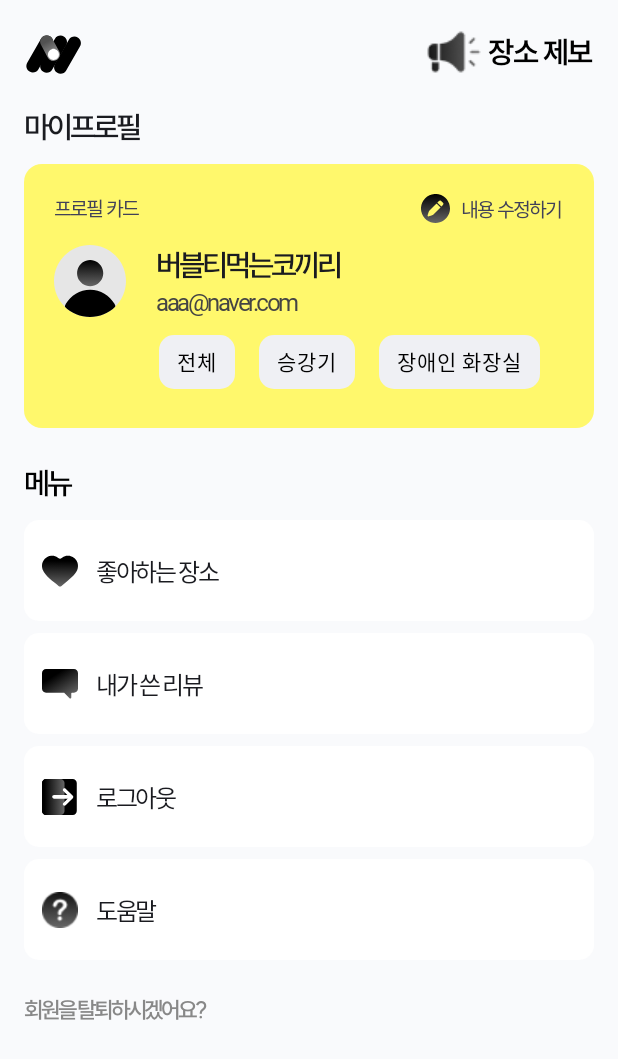
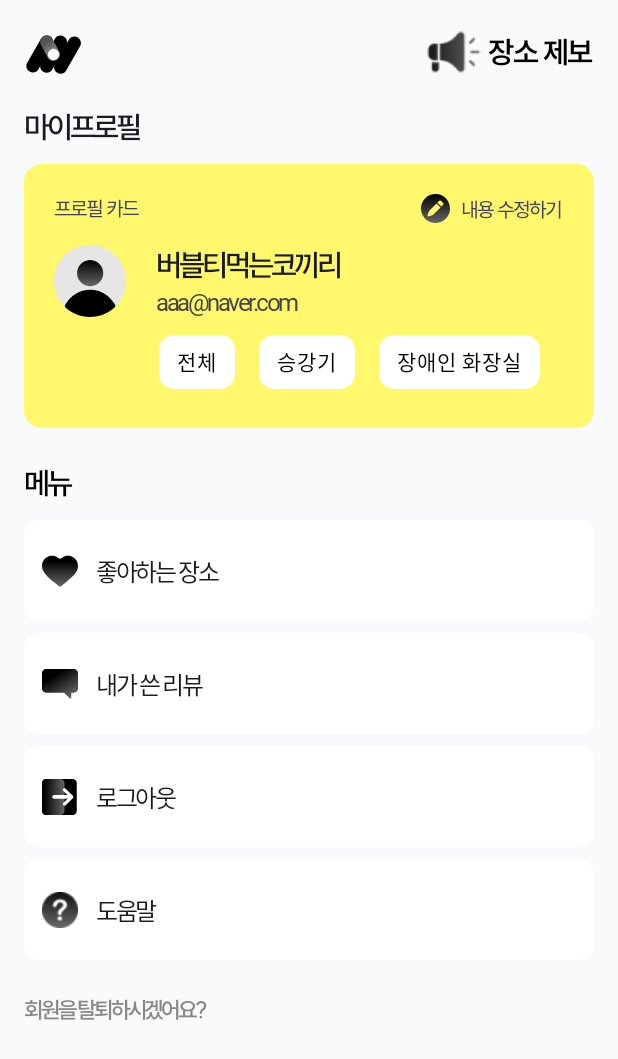
Before and after one commit to barrier-free-app/barrier-free-frontend, an Android app built with Jetpack Compose: the screen it shows after launch (MainActivity), on a phone screen of 412 x 824 dp. Shown: the top 1059 px of the screen. Run offline under Robolectric (Android 15) with nearby library versions, the phone set to English and light mode, and no system bars; our stand-ins replace Dagger/Hilt's generated code, accompanist; Roboto replaces fonts that are not available here.

Commit message:
[FEAT] #12 회원 탈퇴 안내 바텀 시트 구현

```diff
--- a/app/src/main/java/com/moduro/barrier_free_app/core_ui/component/Chip.kt
+++ b/app/src/main/java/com/moduro/barrier_free_app/core_ui/component/Chip.kt
@@ -13,6 +13,7 @@ import androidx.compose.ui.Modifier
 import androidx.compose.ui.tooling.preview.Preview
 import androidx.compose.ui.unit.dp
 import androidx.compose.ui.unit.sp
+import com.moduro.barrier_free_app.core_ui.theme.Background1
 import com.moduro.barrier_free_app.core_ui.theme.Button1
 import com.moduro.barrier_free_app.core_ui.theme.Text5
 
@@ -40,6 +41,29 @@ fun FacilityChip(
     }
 }
 
+@Composable
+fun MypageFacilityChip(
+    label: String
+) {
+    Surface(
+        shape = RoundedCornerShape(10.dp),
+        color = Background1,
+        modifier = Modifier
+            .fillMaxWidth()
+            .padding(end = 8.dp)
+    ) {
+        Row(
+            verticalAlignment = Alignment.CenterVertically,
+            modifier = Modifier.padding(horizontal = 12.dp, vertical = 6.dp)
+        ) {
+            Text(
+                text = label,
+                fontSize = 14.sp,
+                color = Text5
+            )
+        }
+    }
+}
 
 
 @Preview(showBackground = true)
--- a/app/src/main/java/com/moduro/barrier_free_app/presentation/mypage/screen/MypageScreen.kt
+++ b/app/src/main/java/com/moduro/barrier_free_app/presentation/mypage/screen/MypageScreen.kt
@@ -40,6 +40,7 @@ import com.google.accompanist.systemuicontroller.rememberSystemUiController
 import com.moduro.barrier_free_app.R
 import com.moduro.barrier_free_app.core_ui.component.CommonBottomSheet
 import com.moduro.barrier_free_app.core_ui.component.FacilityChip
+import com.moduro.barrier_free_app.core_ui.component.MypageFacilityChip
 import com.moduro.barrier_free_app.core_ui.theme.Background2
 import com.moduro.barrier_free_app.core_ui.theme.LocalbarrierFreeTypographyProvider
 import com.moduro.barrier_free_app.core_ui.theme.MainYellow
@@ -195,7 +196,7 @@ fun MypageScreen(
                         modifier = Modifier.padding(start = 70.dp)
                     ) {
                         items(userFacilities) { facilityId ->
-                            FacilityChip(label = facilityLabels[facilityId] ?: "기타")
+                            MypageFacilityChip(label = facilityLabels[facilityId] ?: "기타")
                         }
                     }
                 }
```
Also changed, not shown: app/src/main/java/com/moduro/barrier_free_app/core_ui/component/CommonBottomSheet.kt (+105 -11 lines).
